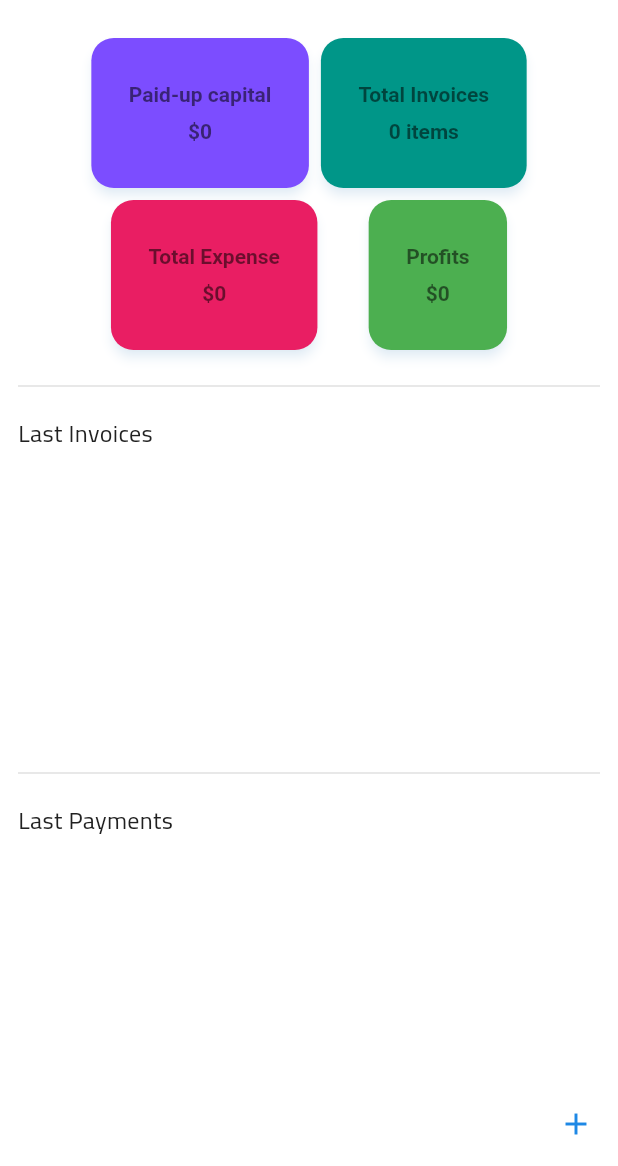
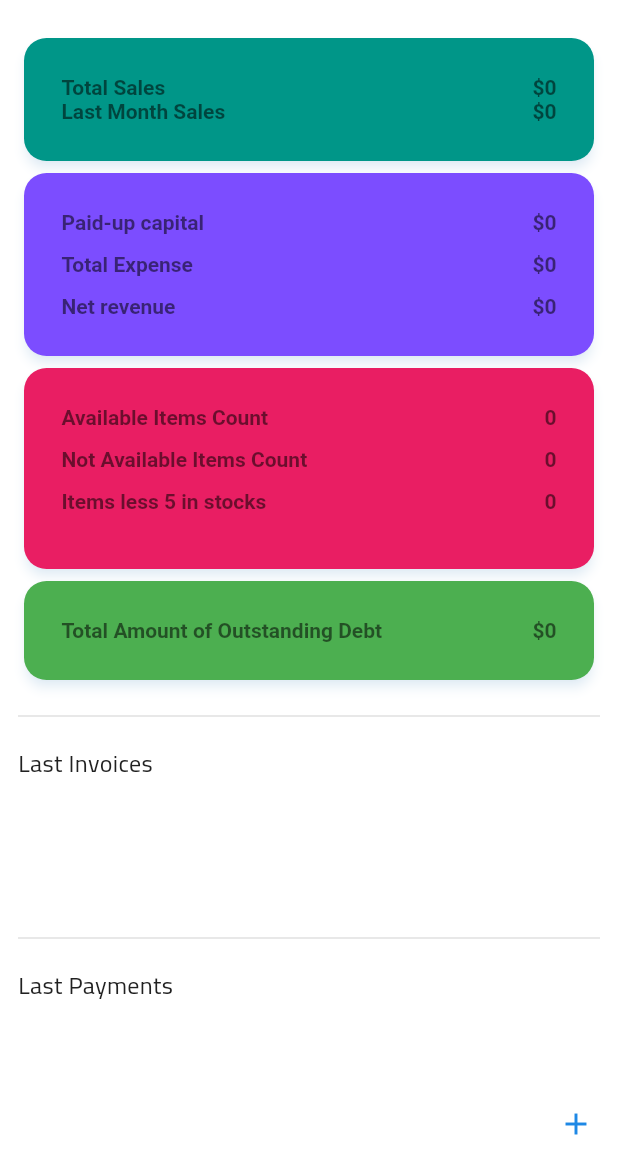
Before and after one commit to abdulrasol/store_management, a Flutter app: the Home screen opened by its route, on a phone screen of 412 x 824 dp, the part 70-1236 px from its top. Run offline on Flutter 3.47's test engine with Material 3 defaults, Android fonts, the phone set to English and light mode, and no system bars; our stand-ins replace flutter_typeahead, get, image_picker, objectbox, pdf, permission_handler and 3 more; missing offline and left inert: file_selector, simple_speed_dial, validatorless; accounts and stored records are empty; generated files the repository leaves out were written again.

Commit message:
finish home ui

```diff
--- a/lib/controllers/database_controller.dart
+++ b/lib/controllers/database_controller.dart
@@ -1,3 +1,5 @@
+import 'dart:math';
+
 import 'package:get/get.dart';
 import 'package:store_management/database/objectbox.dart';
 import 'package:store_management/models/customer.dart';
@@ -100,10 +102,12 @@ class DatabaseController extends GetxController {
       Map<String, dynamic>? oldItemQuantity = oldItemsMap[invoiceItem.itemName];
       // if item is updated
       if (oldItemQuantity != null) {
-        int totalQuantity = oldItemQuantity['quantity'].toInt() +
-            invoiceItem.item.target!.quantity;
-        invoiceItem.item.target!.quantity =
-            totalQuantity - invoiceItem.quantity.toInt();
+        int oldQ = oldItemQuantity['quantity'].toInt();
+        int newQ = invoiceItem.quantity;
+        int leftQ = oldItemQuantity['total-quantity'].toInt();
+
+        invoiceItem.item.target!.quantity = (leftQ + oldQ) - newQ;
+
         addItem(item: invoiceItem.item.target!);
       }
       // now add
@@ -194,10 +198,18 @@ class DatabaseController extends GetxController {
         .find();
   }
 
+
+
   int addCustomer(Customer customer) {
     int id = objectBox.customerBox.put(customer);
     loading();
     return id;
+  }
+
+    num customerDebt() {
+    return custormers.where((customer) => customer.balance() > 0).toList().fold(
+        0, (num previousValue, element) => previousValue + element.balance());
+
   }
 
   // Transactions
@@ -272,7 +284,9 @@ class DatabaseController extends GetxController {
   }
 
   int generateProfit(Profits profit) {
-    return objectBox.profitsBox.put(profit);
+    int id = objectBox.profitsBox.put(profit);
+    loading();
+    return id;
   }
 
 // Expense
@@ -283,8 +297,15 @@ class DatabaseController extends GetxController {
 
   int addExpense(Expense expense) {
     int id = objectBox.expenseBox.put(expense);
-
     loading();
     return id;
   }
+
+  num netRevenue() {
+    num profits = databaseController.profits.fold(
+        0, (num previousValue, element) => previousValue + element.profit());
+    num expenses = databaseController.expenses.fold(
+        0, (num previousValue, element) => previousValue + element.amount);
+    return profits - expenses;
+  }
 }
--- a/lib/ui/cards/home_card.dart
+++ b/lib/ui/cards/home_card.dart
@@ -19,8 +19,8 @@ class HomeCard extends StatelessWidget {
       color: color,
       child: Container(
         padding: EdgeInsets.all(25),
-        //width: width,
-        height: 100,
+        width: width,
+        // height: 100,
         child: child,
       ),
     );
--- a/lib/ui/home.dart
+++ b/lib/ui/home.dart
@@ -65,7 +65,66 @@ class _HomeState extends State<Home> {
               crossAxisAlignment: WrapCrossAlignment.start,
               children: [
                 HomeCard(
-                  width: (MediaQuery.sizeOf(context).width / 2) - 30,
+                  width: (MediaQuery.sizeOf(context).width) - 30,
+                  color: Colors.teal,
+                  count: 5,
+                  child: DefaultTextStyle(
+                    style: TextStyle(
+                      color: Colors.black54,
+                      fontSize: 14,
+                      fontWeight: FontWeight.bold,
+                    ),
+                    child: Column(
+                      mainAxisAlignment: MainAxisAlignment.spaceAround,
+                      children: [
+                        Row(
+                          mainAxisAlignment: MainAxisAlignment.spaceBetween,
+                          children: [
+                            Text('Total Sales'.tr),
+                            Obx(
+                              () => Text(
+                                settingsController.currencyFormatter(
+                                  databaseController.inovices.fold(
+                                    0,
+                                    (num previousValue, element) =>
+                                        previousValue + element.pricetoPay(),
+                                  ),
+                                ),
+                              ),
+                            ),
+                          ],
+                        ),
+                        Row(
+                          mainAxisAlignment: MainAxisAlignment.spaceBetween,
+                          children: [
+                            Text('Last Month Sales'.tr),
+                            Obx(
+                              () => Text(
+                                settingsController.currencyFormatter(
+                                  databaseController.inovices
+                                      .where((invoice) =>
+                                          invoice.date >
+                                          DateTime.now()
+                                                  .millisecondsSinceEpoch -
+                                              2629800000)
+                                      .toList()
+                                      .fold(
+                                        0,
+                                        (num previousValue, element) =>
+                                            previousValue +
+                                            element.pricetoPay(),
+                                      ),
+                                ),
+                              ),
+                            ),
+                          ],
+                        ),
+                      ],
+                    ),
+                  ),
+                ),
+                HomeCard(
+                  width: (MediaQuery.sizeOf(context).width) - 30,
                   color: Colors.deepPurpleAccent,
                   count: 5,
                   child: DefaultTextStyle(
@@ -77,12 +136,16 @@ class _HomeState extends State<Home> {
                     child: Column(
                       mainAxisAlignment: MainAxisAlignment.spaceAround,
                       children: [
+                        Row(
+                          mainAxisAlignment: MainAxisAlignment.spaceBetween,
+                          children: [
                             Text('Paid-up capital'.tr),
                             Obx(
                               () => Text(
                                 settingsController.currencyFormatter(
                                   (-1 *
-                                      databaseController.supplierTransactions
+                                          databaseController
+                                              .supplierTransactions
                                               .where((tran) => tran.amount < 0)
                                               .toList()
                                               .fold(
@@ -96,33 +159,38 @@ class _HomeState extends State<Home> {
                                               previousValue + element.amount)),
                                 ),
                               ),
-                        )
+                            ),
+                          ],
+                        ),
+                        verSpace,
+                        Row(
+                          mainAxisAlignment: MainAxisAlignment.spaceBetween,
+                          children: [
+                            Text('Total Expense'.tr),
+                            Obx(() => Text(settingsController.currencyFormatter(
+                                databaseController.expenses.fold(
+                                    0,
+                                    (previousValue, element) =>
+                                        previousValue + element.amount)))),
+                          ],
+                        ),
+                        verSpace,
+                        Row(
+                          mainAxisAlignment: MainAxisAlignment.spaceBetween,
+                          children: [
+                            Text('Net revenue'.tr),
+                            Obx(
+                              () => Text(settingsController.currencyFormatter(
+                                  databaseController.netRevenue())),
+                            ),
+                          ],
+                        ),
                       ],
                     ),
                   ),
                 ),
                 HomeCard(
-                  width: (MediaQuery.sizeOf(context).width / 2) - 30,
-                  color: Colors.teal,
-                  count: 5,
-                  child: DefaultTextStyle(
-                    style: TextStyle(
-                      color: Colors.black54,
-                      fontSize: 14,
-                      fontWeight: FontWeight.bold,
-                    ),
-                    child: Column(
-                      mainAxisAlignment: MainAxisAlignment.spaceAround,
-                      children: [
-                        Text('Total Invoices'),
-                        Obx(() =>
-                            Text('${databaseController.inovices.length} items'))
-                      ],
-                    ),
-                  ),
-                ),
-                HomeCard(
-                  width: (MediaQuery.sizeOf(context).width / 2) - 30,
+                  width: (MediaQuery.sizeOf(context).width) - 30,
                   color: Colors.pink,
                   count: 5,
                   child: DefaultTextStyle(
@@ -132,20 +200,50 @@ class _HomeState extends State<Home> {
                         fontWeight: FontWeight.bold,
                       ),
                       child: Column(
-                      mainAxisAlignment: MainAxisAlignment.spaceAround,
                         children: [
-                        Text('Total Expense'),
-                        Obx(() => Text(settingsController.currencyFormatter(
-                            databaseController.expenses.fold(
-                                0,
-                                (previousValue, element) =>
-                                    previousValue + element.amount)))),
+                          Row(
+                            mainAxisAlignment: MainAxisAlignment.spaceBetween,
+                            children: [
+                              Text('Available Items Count'.tr),
+                              Obx(() => Text(databaseController.items
+                                  .where((item) => item.quantity > 0)
+                                  .toList()
+                                  .length
+                                  .toString())),
                             ],
                           ),
+                          verSpace,
+                          Row(
+                            mainAxisAlignment: MainAxisAlignment.spaceBetween,
+                            children: [
+                              Text('Not Available Items Count'.tr),
+                              Obx(() => Text(databaseController.items
+                                  .where((item) => item.quantity <= 0)
+                                  .toList()
+                                  .length
+                                  .toString())),
+                            ],
                           ),
+                          verSpace,
+                          Row(
+                            mainAxisAlignment: MainAxisAlignment.spaceBetween,
+                            children: [
+                              Text('Items less 5 in stocks'.tr),
+                              Obx(() => Text(databaseController.items
+                                  .where((item) => item.quantity < 10)
+                                  .toList()
+                                  .length
+                                  .toString())),
+                            ],
                           ),
+                          verSpace,
+                        ],
+                      )),
+                ),
+
+                //View the total amount of outstanding debt.
                 HomeCard(
-                  width: (MediaQuery.sizeOf(context).width / 2) - 30,
+                  width: (MediaQuery.sizeOf(context).width) - 30,
                   color: Colors.green,
                   count: 5,
                   child: DefaultTextStyle(
@@ -155,15 +253,14 @@ class _HomeState extends State<Home> {
                       fontWeight: FontWeight.bold,
                     ),
                     child: Column(
-                      mainAxisAlignment: MainAxisAlignment.spaceAround,
                       children: [
-                        Text('Profits'),
-                        Obx(
-                          () => Text(settingsController.currencyFormatter(
-                              databaseController.profits.fold(
-                                  0,
-                                  (previousValue, element) =>
-                                      previousValue + element.profit()))),
+                        Row(
+                          mainAxisAlignment: MainAxisAlignment.spaceBetween,
+                          children: [
+                            Text('Total Amount of Outstanding Debt'.tr),
+                            Obx(() => Text(settingsController.currencyFormatter(
+                                databaseController.customerDebt()))),
+                          ],
                         ),
                       ],
                     ),
--- a/lib/ui/invoice_save_update.dart
+++ b/lib/ui/invoice_save_update.dart
@@ -4,6 +4,7 @@ import 'package:store_management/controllers/database_controller.dart';
 import 'package:store_management/controllers/settings_controller.dart';
 import 'package:store_management/models/customer.dart';
 import 'package:store_management/models/invoice.dart';
+import 'package:store_management/ui/invoice_view.dart';
 
 import 'package:store_management/utils/app_constants.dart';
 import 'package:validatorless/validatorless.dart';
@@ -138,20 +139,15 @@ class _InvoiceSaveUpdateState extends State<InvoiceSaveUpdate> {
                 child: ElevatedButton(
                   onPressed: () {
                     if (formKey.currentState!.validate()) {
-                      // Profits profit = databaseController.profits.firstWhere(
-                      //     (profit) =>
-                      //         profit.invoice.target! == widget.orginalInvoice);
-                      // profit.invoice.target = widget.updatedInvoice;
-                      //
                       databaseController.updateInvoice(
                           oldItemsMap: widget.oldItemMap,
                           invoice: widget.invoice,
                           paymentAmount:
                               double.tryParse(payControll.text) ?? 0);
 
-                      // databaseController.generateProfit(profit);
 
-                      // Get.to(() => InvoiceView(invoice: widget.updatedInvoice));
+
+                      Get.to(() => InvoiceView(invoice: widget.invoice));
                     }
                   },
                   child: const Text('Save'),
--- a/lib/ui/invoice_update.dart
+++ b/lib/ui/invoice_update.dart
@@ -37,7 +37,11 @@ class _InvoiceUpdateState extends State<InvoiceUpdate> {
 
     oldItemMap = {
       for (var item in widget.invoice.items)
-        item.itemName: {'quantity': item.quantity, 'id': item.item.targetId}
+        item.itemName: {
+          'quantity': item.quantity,
+          'id': item.item.targetId,
+          'total-quantity': item.item.target!.quantity
+        }
     };
   }
 
--- a/lib/ui/invoice_view.dart
+++ b/lib/ui/invoice_view.dart
@@ -15,13 +15,15 @@ class InvoiceView extends StatelessWidget {
 
   @override
   Widget build(BuildContext context) {
+    print(Get.previousRoute);
     SettingsController settingsController = Get.find();
     return Scaffold(
       appBar: AppBar(
         title: Text('invoice: 00${invoice.id}'),
         leading: IconButton(
             onPressed: () {
-              if (Get.previousRoute == '/InvoiceSave') {
+              if (Get.previousRoute == '/InvoiceSave' ||
+                  Get.previousRoute == '/InvoiceSaveUpdate') {
                 Get.close(3);
               }
               //print(Get.previousRoute);
@@ -36,7 +38,7 @@ class InvoiceView extends StatelessWidget {
             },
             icon: Icon(Icons.restore),
           ),
-          if (!GetPlatform.isLinux)
+          if (!GetPlatform.isDesktop)
             IconButton(
               onPressed: () async {
                 var pdf = await generateInvoice(invoice: invoice);
--- a/lib/utils/app_translations.dart
+++ b/lib/utils/app_translations.dart
@@ -10,6 +10,7 @@ class AppTranslations extends Translations {
           'Invoices': 'قوائم المشتريات',
           'Transactions': 'الحركات والمشتريات',
           'customers': 'العملاء',
+
           // splash screen
           'view and manage items in your store': 'معاينة وادارة العناصر',
           'welcoming': 'مرحباً بك في تطبيق إدارة المبيعات!',
@@ -41,6 +42,15 @@ class AppTranslations extends Translations {
           'Transactions': 'Transactions',
           'customers': 'Customers',
           'Expenses': 'Expenses',
+          'Total Sales': 'Total Sales',
+          'Last Month Sales': 'Last Month Sales',
+          'Net revenue': 'Net revenue',
+          'Total Expense': 'Total Expense',
+          'Available Items Count': 'Available Items Count',
+          'Not Available Items Count': 'Not Available Items Count',
+          'Items less 5 in stocks': 'Items less 5 in stocks',
+          'Total Amount of Outstanding Debt':
+              'Total Amount of Outstanding Debt',
 
           'Paid-up capital': 'Paid-up capital',
 
```
Also changed, not shown: pubspec.lock, 1 other file. Lines whose indentation alone changed are shown as unchanged.
